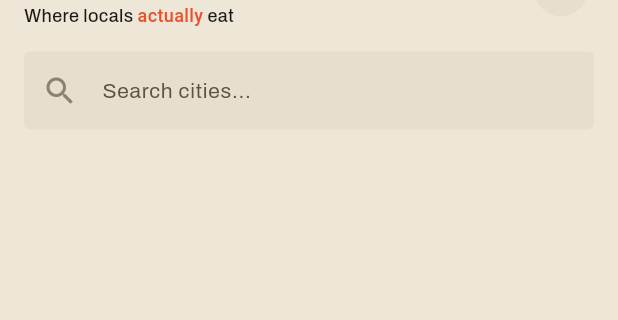
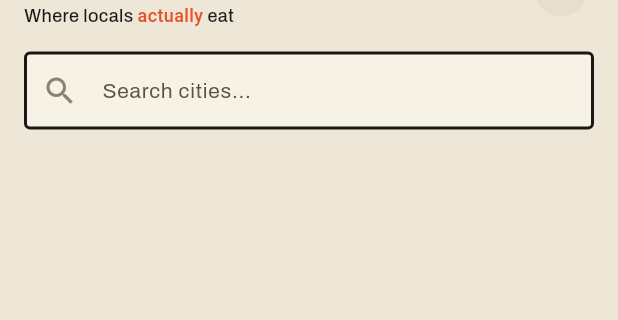
Before and after one commit to andrewbolaji/Vouch, a Flutter app: the HomeScreen screen opened directly, on a phone screen of 412 x 824 dp, the part 73-393 px from its top. Run offline on Flutter 3.47's test engine with Material 3 defaults, Android fonts, the phone set to English and light mode, and no system bars; our stand-ins replace cached_network_image, cloud_firestore, cloud_functions, firebase_analytics, firebase_auth, firebase_core and 7 more; missing offline and left inert: firebase_app_check; accounts and stored records are empty; generated files the repository leaves out were written again.

Commit message:
style: home and city grid to Block Party (ink cards, Anton names, ink search)

```diff
--- a/lib/screens/home_screen.dart
+++ b/lib/screens/home_screen.dart
@@ -61,12 +61,33 @@ class HomeScreen extends StatelessWidget {
                               color: AppTheme.textTertiary,
                             ),
                             filled: true,
-                            fillColor: AppTheme.surfaceVariant,
+                            fillColor: AppTheme.surface,
                             border: OutlineInputBorder(
                               borderRadius: BorderRadius.circular(
-                                AppTheme.radiusMd,
+                                AppTheme.radiusSm,
                               ),
-                              borderSide: BorderSide.none,
+                              borderSide: BorderSide(
+                                color: AppTheme.borderColor,
+                                width: AppTheme.borderInkWidth,
+                              ),
+                            ),
+                            enabledBorder: OutlineInputBorder(
+                              borderRadius: BorderRadius.circular(
+                                AppTheme.radiusSm,
+                              ),
+                              borderSide: BorderSide(
+                                color: AppTheme.borderColor,
+                                width: AppTheme.borderInkWidth,
+                              ),
+                            ),
+                            focusedBorder: OutlineInputBorder(
+                              borderRadius: BorderRadius.circular(
+                                AppTheme.radiusSm,
+                              ),
+                              borderSide: BorderSide(
+                                color: AppTheme.accent,
+                                width: AppTheme.borderInkWidth,
+                              ),
                             ),
                             contentPadding: const EdgeInsets.symmetric(
                               vertical: AppTheme.spacingMd,
@@ -253,11 +274,7 @@ class _CityCard extends StatelessWidget {
       child: GestureDetector(
         onTap: onTap,
         child: Container(
-          decoration: BoxDecoration(
-            color: AppTheme.surface,
-            borderRadius: BorderRadius.circular(AppTheme.radiusMd),
-            border: Border.all(color: AppTheme.divider),
-          ),
+          decoration: AppTheme.cardDecoration,
           clipBehavior: Clip.antiAlias,
           child: Stack(
             children: [
@@ -283,7 +300,7 @@ class _CityCard extends StatelessWidget {
                   children: [
                     Text(
                       name,
-                      style: AppTheme.headlineLarge,
+                      style: AppTheme.displayMedium,
                       maxLines: 1,
                       overflow: TextOverflow.ellipsis,
                     ),
@@ -310,11 +327,13 @@ class _CityCard extends StatelessWidget {
                         vertical: AppTheme.spacingXs,
                       ),
                       decoration: BoxDecoration(
-                        color: AppTheme.accent.withValues(
-                          alpha: AppTheme.alphaAccentSubtle,
+                        color: AppTheme.surface,
+                        borderRadius:
+                            BorderRadius.circular(AppTheme.radiusSm),
+                        border: Border.all(
+                          color: AppTheme.accent,
+                          width: AppTheme.borderInkWidth,
                         ),
-                        borderRadius:
-                            BorderRadius.circular(AppTheme.radiusXl),
                       ),
                       child: Row(
                         mainAxisSize: MainAxisSize.min,
```
